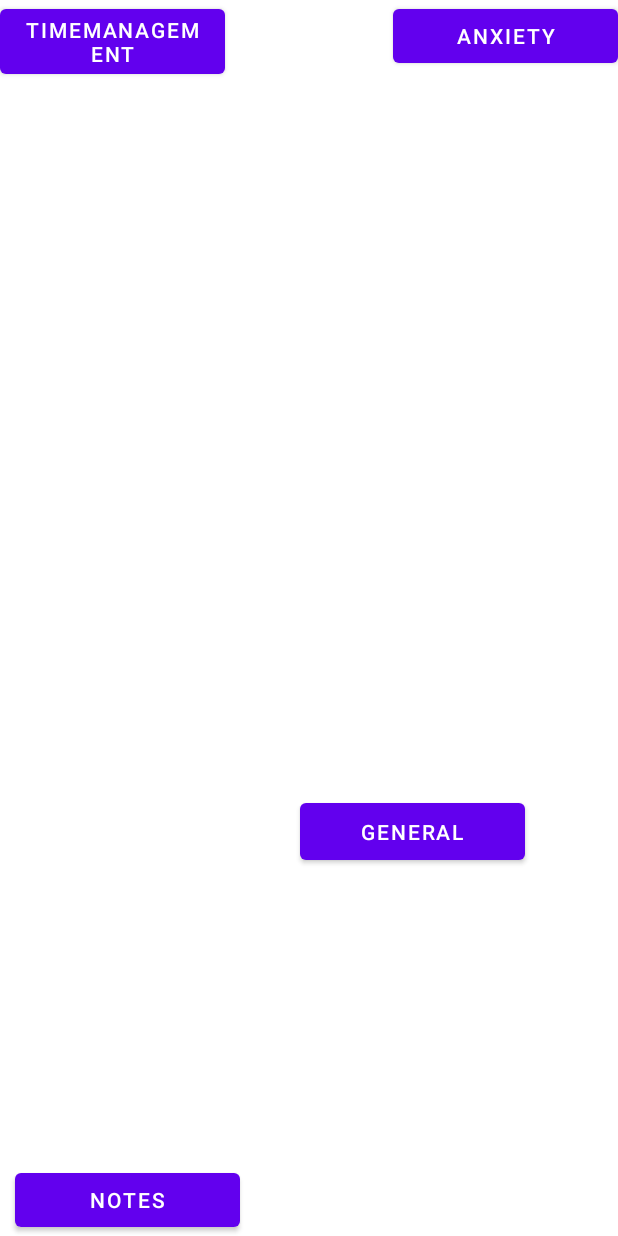
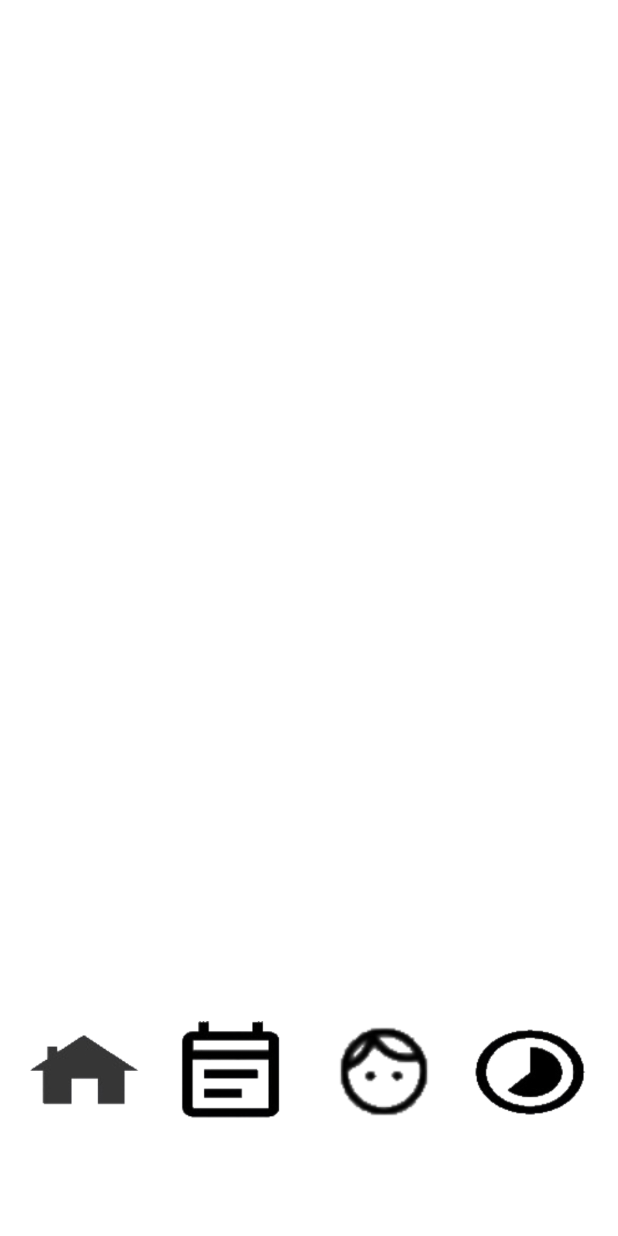
Before and after one commit to Parma139/Smart-Adviser-for-wellbeing-Applicaiton, an Android app: the screen it shows after launch (MainActivity), on a phone screen of 412 x 824 dp. Run offline under Robolectric (Android 15) with nearby library versions, the phone set to English and light mode, and no system bars.

Commit message:
Image button added

```diff
--- a/app/src/main/java/com/example/smart_adviser_for_wellbeing/Anxiety.java
+++ b/app/src/main/java/com/example/smart_adviser_for_wellbeing/Anxiety.java
@@ -8,11 +8,6 @@ import android.view.LayoutInflater;
 import android.view.View;
 import android.view.ViewGroup;
 
-/**
- * A simple {@link Fragment} subclass.
- * Use the {@link Anxiety#newInstance} factory method to
- * create an instance of this fragment.
- */
 public class Anxiety extends Fragment {
 
     // TODO: Rename parameter arguments, choose names that match
@@ -24,27 +19,27 @@ public class Anxiety extends Fragment {
     private String mParam1;
     private String mParam2;
 
-    public Anxiety() {
-        // Required empty public constructor
-    }
+//    public Anxiety() {
+//        // Required empty public constructor
+//    }
 
-    /**
-     * Use this factory method to create a new instance of
-     * this fragment using the provided parameters.
-     *
-     * @param param1 Parameter 1.
-     * @param param2 Parameter 2.
-     * @return A new instance of fragment Anxiety.
-     */
-    // TODO: Rename and change types and number of parameters
-    public static Anxiety newInstance(String param1, String param2) {
-        Anxiety fragment = new Anxiety();
-        Bundle args = new Bundle();
-        args.putString(ARG_PARAM1, param1);
-        args.putString(ARG_PARAM2, param2);
-        fragment.setArguments(args);
-        return fragment;
-    }
+//    /**
+//     * Use this factory method to create a new instance of
+//     * this fragment using the provided parameters.
+//     *
+//     * @param param1 Parameter 1.
+//     * @param param2 Parameter 2.
+//     * @return A new instance of fragment Anxiety.
+//     */
+//    // TODO: Rename and change types and number of parameters
+//    public static Anxiety newInstance(String param1, String param2) {
+//        Anxiety fragment = new Anxiety();
+//        Bundle args = new Bundle();
+//        args.putString(ARG_PARAM1, param1);
+//        args.putString(ARG_PARAM2, param2);
+//        fragment.setArguments(args);
+//        return fragment;
+//    }
 
     @Override
     public void onCreate(Bundle savedInstanceState) {
--- a/app/src/main/java/com/example/smart_adviser_for_wellbeing/MainActivity.java
+++ b/app/src/main/java/com/example/smart_adviser_for_wellbeing/MainActivity.java
@@ -5,57 +5,56 @@ import androidx.fragment.app.FragmentManager;
 
 import android.os.Bundle;
 import android.view.View;
-import android.widget.Button;
+import android.widget.ImageButton;
 
 public class MainActivity extends AppCompatActivity {
 
-    Button buttonAnxiety, buttonNotes, buttonTimeManagement, buttonGeneral;
 
     @Override
     protected void onCreate(Bundle savedInstanceState) {
         super.onCreate(savedInstanceState);
         setContentView(R.layout.activity_main);
+         ImageButton homeButton = (ImageButton)findViewById(R.id.homeButton);
+         ImageButton noteButton = (ImageButton)findViewById(R.id.noteButton);
+         ImageButton  anxietyButton = (ImageButton)findViewById(R.id.anxietyButton);
+         ImageButton timemanagementButton = (ImageButton)findViewById(R.id.timemanagementButon);
 
-           buttonAnxiety=findViewById(R.id.Anxiety);
-           buttonNotes=findViewById(R.id.Notes);
-           buttonTimeManagement=findViewById(R.id.TimeManagement);
-           buttonGeneral=findViewById(R.id.General);
 
-           buttonAnxiety.setOnClickListener(new View.OnClickListener() {
+
+        homeButton.setOnClickListener(new View.OnClickListener() {
+            @Override
+            public void onClick(View v) {
+                FragmentManager  fm = getSupportFragmentManager();
+                fm.beginTransaction().replace(R.id.main, new General()) .addToBackStack(null).commit();
+            }
+        });
+
+        noteButton.setOnClickListener(new View.OnClickListener() {
                @Override
                public void onClick(View v) {
                  FragmentManager  fm = getSupportFragmentManager();
-                 fm.beginTransaction().replace(R.id.main, new Anxiety()) .addToBackStack(null).commit();
+                 fm.beginTransaction().replace(R.id.main, new Notes()) .addToBackStack(null).commit();
 
                }
-           });
+            });
 
-
-        buttonNotes.setOnClickListener(new View.OnClickListener() {
+        anxietyButton.setOnClickListener(new View.OnClickListener() {
             @Override
             public void onClick(View v) {
                 FragmentManager  fm = getSupportFragmentManager();
-                fm.beginTransaction().replace(R.id.main, new Notes()) .addToBackStack(null).commit();
+                fm.beginTransaction().replace(R.id.main, new Anxiety()) .addToBackStack(null).commit();
+            }
+        });
 
-            }
-          });
 
-        buttonTimeManagement.setOnClickListener(new View.OnClickListener() {
+        timemanagementButton.setOnClickListener(new View.OnClickListener() {
             @Override
             public void onClick(View v) {
                 FragmentManager  fm = getSupportFragmentManager();
                 fm.beginTransaction().replace(R.id.main, new TimeMnangement()) .addToBackStack(null).commit();
+            }
+        });
 
-            }
-           });
+    }
 
-        buttonGeneral.setOnClickListener(new View.OnClickListener() {
-            @Override
-            public void onClick(View v) {
-                FragmentManager  fm = getSupportFragmentManager();
-                fm.beginTransaction().replace(R.id.main, new General()) .addToBackStack(null).commit();
-
-            }
-            });
-    }
 }
--- a/app/src/main/res/layout/activity_main.xml
+++ b/app/src/main/res/layout/activity_main.xml
@@ -1,56 +1,88 @@
 <?xml version="1.0" encoding="utf-8"?>
-<FrameLayout xmlns:android="http://schemas.android.com/apk/res/android"
+<androidx.constraintlayout.widget.ConstraintLayout xmlns:android="http://schemas.android.com/apk/res/android"
     xmlns:app="http://schemas.android.com/apk/res-auto"
     xmlns:tools="http://schemas.android.com/tools"
+    android:id="@+id/main"
     android:layout_width="match_parent"
     android:layout_height="match_parent"
-    android:id="@+id/main"
     tools:context=".MainActivity">
 
-    <RelativeLayout
-        android:layout_width="match_parent"
-        android:layout_height="wrap_content">
-    <Button
-        android:layout_width="150dp"
-        android:layout_height="wrap_content"
-        android:text="Notes"
-        android:id="@+id/Notes"
-        android:layout_alignParentBottom="true"
-        android:layout_marginBottom="10dp"
-        android:layout_marginLeft="10dp"
-        />
+    <ImageButton
+        android:id="@+id/homeButton"
+        android:layout_width="77dp"
+        android:layout_height="67dp"
+        android:layout_marginStart="16dp"
+        android:layout_marginLeft="16dp"
+        android:layout_marginTop="620dp"
+        android:layout_marginBottom="16dp"
+        android:adjustViewBounds="true"
+        android:background="#00FFFFFF"
+        android:contentDescription="homebutton"
+        android:onClick="homeButton"
+        android:padding="0dp"
+        android:scaleType="fitCenter"
+        app:layout_constraintBottom_toBottomOf="parent"
+        app:layout_constraintStart_toStartOf="parent"
+        app:layout_constraintTop_toTopOf="parent"
+        app:srcCompat="@drawable/home"
+        tools:ignore="OnClick" />
 
-        <Button
-            android:layout_width="150dp"
-            android:layout_height="wrap_content"
-            android:text="Anxiety"
-            android:id="@+id/Anxiety"
-            android:layout_alignParentRight="true"
-            android:layout_marginBottom="10dp"
-            android:layout_marginLeft="10dp"
-            />
+    <ImageButton
+        android:id="@+id/anxietyButton"
+        android:layout_width="77dp"
+        android:layout_height="67dp"
+        android:layout_marginStart="25dp"
+        android:layout_marginLeft="25dp"
+        android:layout_marginTop="620dp"
+        android:layout_marginBottom="16dp"
+        android:adjustViewBounds="true"
+        android:background="#FFFFFF"
+        android:onClick="anxietyButton"
+        android:padding="0dp"
+        android:scaleType="fitCenter"
+        app:layout_constraintBottom_toBottomOf="parent"
+        app:layout_constraintStart_toEndOf="@+id/noteButton"
+        app:layout_constraintTop_toTopOf="parent"
+        app:srcCompat="@drawable/sad"
+        tools:ignore="OnClick" />
 
-        <Button
-            android:id="@+id/TimeManagement"
-            android:layout_width="150dp"
-            android:layout_height="wrap_content"
-            android:layout_alignParentLeft="true"
-            android:layout_marginLeft="0dp"
-            android:layout_marginBottom="10dp"
-            android:text="TimeManagement" />
+    <ImageButton
+        android:id="@+id/timemanagementButon"
+        android:layout_width="77dp"
+        android:layout_height="67dp"
+        android:layout_marginStart="19dp"
+        android:layout_marginLeft="19dp"
+        android:layout_marginTop="620dp"
+        android:layout_marginBottom="16dp"
+        android:adjustViewBounds="true"
+        android:background="#FFFFFF"
+        android:onClick="timemanagementButon"
+        android:padding="0dp"
+        android:scaleType="fitCenter"
+        app:layout_constraintBottom_toBottomOf="parent"
+        app:layout_constraintStart_toEndOf="@+id/anxietyButton"
+        app:layout_constraintTop_toTopOf="parent"
+        app:srcCompat="@drawable/time"
+        tools:ignore="OnClick" />
 
-        <Button
-            android:id="@+id/General"
-            android:layout_width="150dp"
-            android:layout_height="50dp"
-            android:layout_alignParentTop="true"
-            android:layout_marginLeft="200dp"
-            android:layout_marginTop="529dp"
-            android:layout_marginBottom="10dp"
-            android:text="General" />
+    <ImageButton
+        android:id="@+id/noteButton"
+        android:layout_width="77dp"
+        android:layout_height="67dp"
+        android:layout_marginStart="21dp"
+        android:layout_marginLeft="21dp"
+        android:layout_marginTop="620dp"
+        android:layout_marginBottom="16dp"
+        android:adjustViewBounds="true"
+        android:background="#FFFFFF"
+        android:onClick="noteButton"
+        android:padding="0dp"
+        android:scaleType="fitCenter"
+        app:layout_constraintBottom_toBottomOf="parent"
+        app:layout_constraintStart_toEndOf="@+id/homeButton"
+        app:layout_constraintTop_toTopOf="parent"
+        app:srcCompat="@drawable/notes"
+        tools:ignore="OnClick" />
 
 
-
-    </RelativeLayout>
-
-</FrameLayout>
+</androidx.constraintlayout.widget.ConstraintLayout>
--- a/app/src/main/res/values/strings.xml
+++ b/app/src/main/res/values/strings.xml
@@ -3,4 +3,6 @@
     <!-- TODO: Remove or change this placeholder text -->
     <string name="hello_blank_fragment">Hello blank fragment</string>
     <string name="Notes">Notes</string>
+    <string name="Button0">notes</string>
+    <string name="notes">note</string>
 </resources>
```
Also changed, not shown: app/src/main/res/drawable/home.png (added), app/src/main/res/drawable/notes.png (added), app/src/main/res/drawable/sad.png (added), app/src/main/res/drawable/time.png (added).
